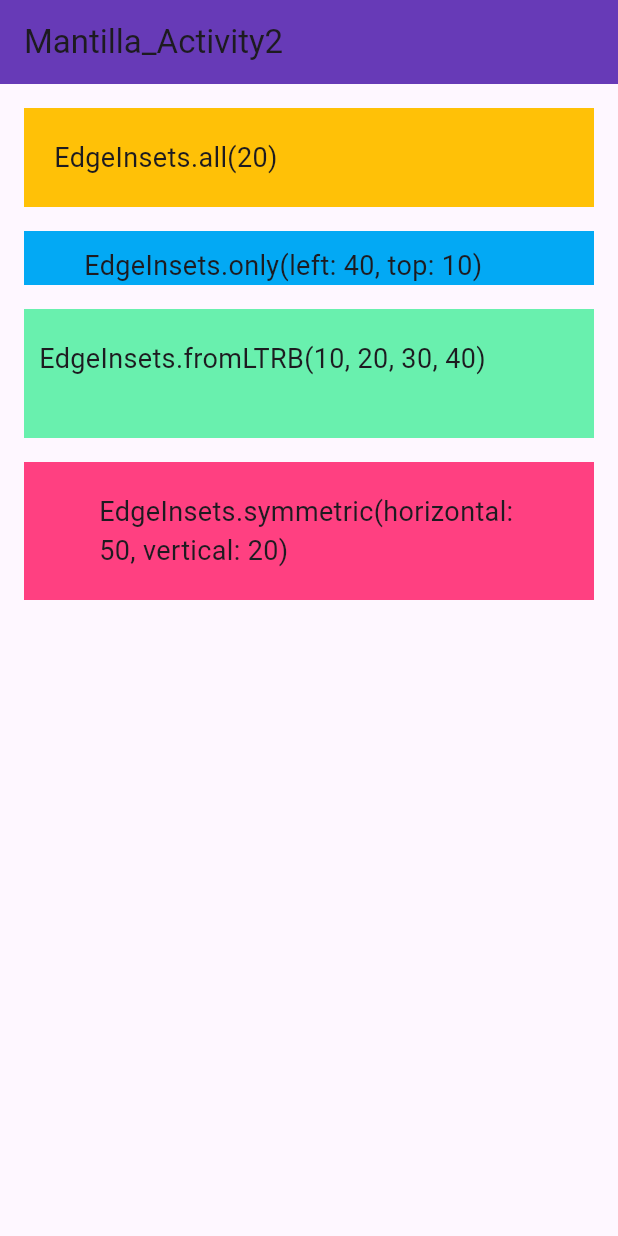
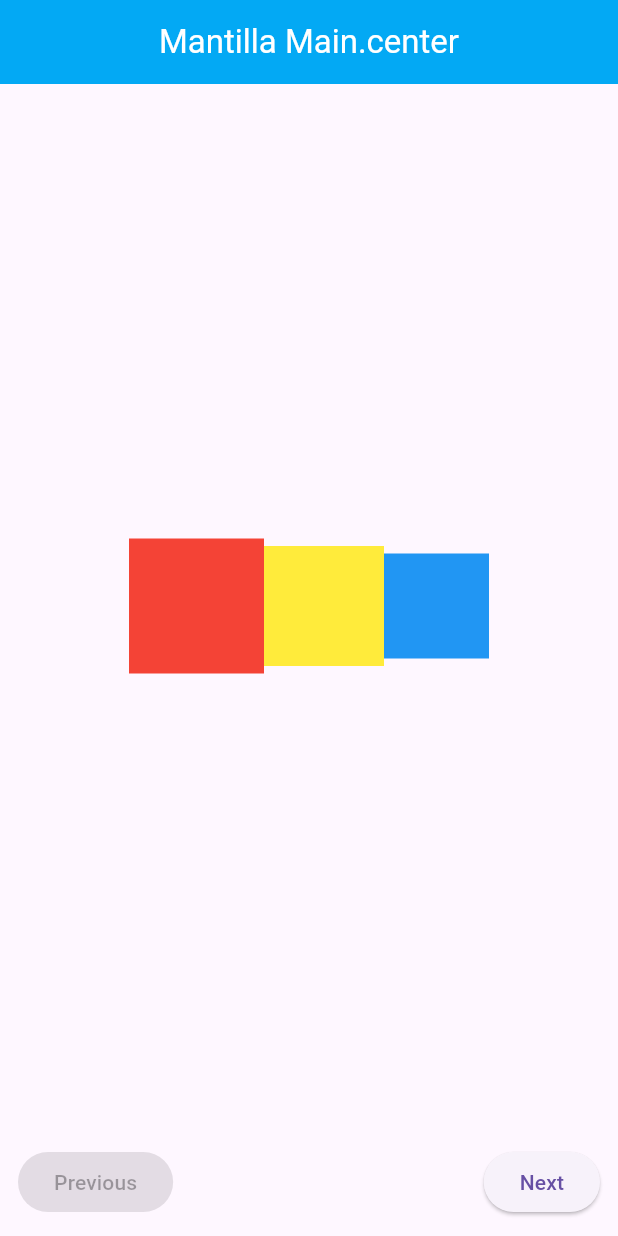
Before and after one commit to GG-G-M/Pavlova, a Flutter app: the screen it shows after launch, on a phone screen of 412 x 824 dp. Run offline on Flutter 3.47's test engine with Material 3 defaults, Android fonts, the phone set to English and light mode, and no system bars.

Commit message:
task-3 Alignments

```diff
--- /dev/null
+++ b/lib/AlignmentExamplesApp.dart
@@ -0,0 +1,122 @@
+import 'package:flutter/material.dart';
+
+void main() {
+  runApp(const AlignmentExamplesApp());
+}
+
+class AlignmentExamplesApp extends StatelessWidget {
+  const AlignmentExamplesApp({super.key});
+
+  @override
+  Widget build(BuildContext context) {
+    return MaterialApp(
+      title: 'TASK 1 MANTILLA',
+      debugShowCheckedModeBanner: false,
+      theme: ThemeData(primarySwatch: Colors.blue),
+      home: const ExamplePage(index: 0),
+    );
+  }
+}
+
+// List of all examples — first ROW then COLUMN
+final List<Map<String, dynamic>> examples = [
+  // ROW – MainAxisAlignment
+  {"title": "Mantilla Main.center", "widget": "row", "main": MainAxisAlignment.center, "cross": null},
+  {"title": "Mantilla Main.spaceAround", "widget": "row", "main": MainAxisAlignment.spaceAround, "cross": null},
+  {"title": "Mantilla Main.spaceBetween", "widget": "row", "main": MainAxisAlignment.spaceBetween, "cross": null},
+  {"title": "Mantilla Main.spaceEvenly", "widget": "row", "main": MainAxisAlignment.spaceEvenly, "cross": null},
+  {"title": "Mantilla Main.start", "widget": "row", "main": MainAxisAlignment.start, "cross": null},
+  {"title": "Mantilla Main.end", "widget": "row", "main": MainAxisAlignment.end, "cross": null},
+
+  // COLUMN – CrossAxisAlignment
+  {"title": "Mantilla Cross.start", "widget": "column", "main": null, "cross": CrossAxisAlignment.start},
+  {"title": "Mantilla Cross.end", "widget": "column", "main": null, "cross": CrossAxisAlignment.end},
+  {"title": "Mantilla Cross.center", "widget": "column", "main": null, "cross": CrossAxisAlignment.center},
+  {"title": "Mantilla Cross.stretch", "widget": "column", "main": null, "cross": CrossAxisAlignment.stretch},
+];
+
+class ExamplePage extends StatelessWidget {
+  final int index;
+  const ExamplePage({super.key, required this.index});
+
+  @override
+  Widget build(BuildContext context) {
+    final example = examples[index];
+    final title = example["title"];
+    final widgetType = example["widget"];
+    final mainAlign = example["main"];
+    final crossAlign = example["cross"];
+
+    return Scaffold(
+      appBar: AppBar(
+        title: Text(title),
+        backgroundColor: Colors.lightBlue,
+        foregroundColor: Colors.white,
+        centerTitle: true,
+      ),
+      body: Center(
+        child: widgetType == "row"
+            ? buildRowExample(mainAlign)
+            : buildColumnExample(crossAlign),
+      ),
+      bottomNavigationBar: Padding(
+        padding: const EdgeInsets.all(12.0),
+        child: Row(
+          mainAxisAlignment: MainAxisAlignment.spaceBetween,
+          children: [
+            ElevatedButton(
+              onPressed: index > 0
+                  ? () => Navigator.pushReplacement(
+                        context,
+                        MaterialPageRoute(
+                            builder: (_) => ExamplePage(index: index - 1)),
+                      )
+                  : null,
+              child: const Text("Previous"),
+            ),
+            ElevatedButton(
+              onPressed: index < examples.length - 1
+                  ? () => Navigator.pushReplacement(
+                        context,
+                        MaterialPageRoute(
+                            builder: (_) => ExamplePage(index: index + 1)),
+                      )
+                  : null,
+              child: const Text("Next"),
+            ),
+          ],
+        ),
+      ),
+    );
+  }
+
+  // ------------------ ROW (MainAxisAlignment) ------------------
+  Widget buildRowExample(MainAxisAlignment alignmentType) {
+    return Row(
+      mainAxisAlignment: alignmentType,
+      children: [
+        Container(width: 90, height: 90, color: Colors.red),
+        Container(width: 80, height: 80, color: Colors.yellow),
+        Container(width: 70, height: 70, color: Colors.blue),
+      ],
+    );
+  }
+
+  // ------------------ COLUMN (CrossAxisAlignment) ------------------
+  Widget buildColumnExample(CrossAxisAlignment alignmentType) {
+    // Stretch alignment starts from top instead of center
+    final mainAxis = alignmentType == CrossAxisAlignment.stretch
+        ? MainAxisAlignment.start
+        : MainAxisAlignment.center;
+
+    return Column(
+      crossAxisAlignment: alignmentType,
+      mainAxisAlignment: mainAxis,
+      children: [
+        Container(width: 90, height: 40, color: Colors.red),
+        Container(width: 80, height: 60, color: Colors.yellow),
+        Container(width: 70, height: 80, color: Colors.blue),
+      ],
+    );
+  }
+}
--- a/lib/main.dart
+++ b/lib/main.dart
@@ -1,6 +1,7 @@
 import 'package:flutter/material.dart';
 import 'package:pavlova/pavlova.dart';
 import 'package:pavlova/edgeInsets.dart';
+import 'package:pavlova/AlignmentExamplesApp.dart';
 
 void main() {
   runApp(const MyApp());
@@ -18,7 +19,8 @@ class MyApp extends StatelessWidget {
         colorScheme: ColorScheme.fromSeed(seedColor: Colors.deepPurple),
       ),
       // home: Pavlova(),
-      home: edgeInsets(),
+      // home: edgeInsets(),
+      home: AlignmentExamplesApp(),
     );
   }
 }
```
